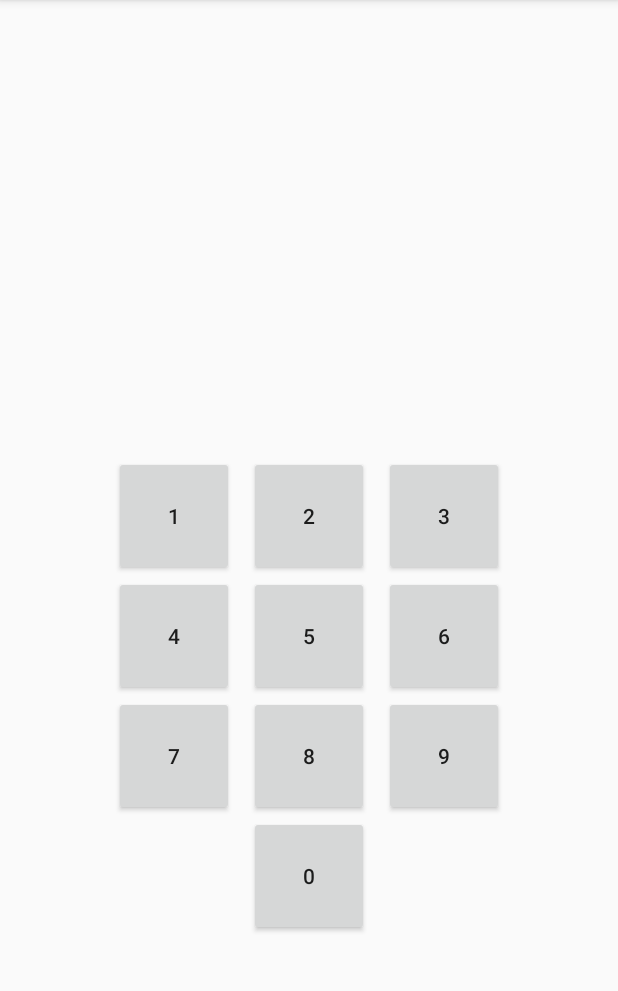
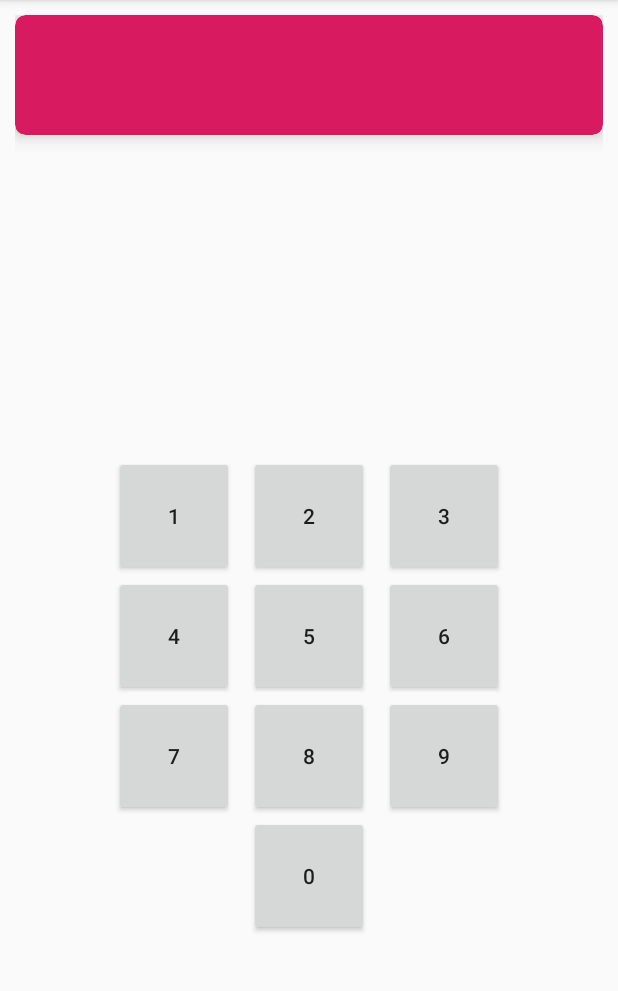
Before and after one commit to jeancsanchez/Calculadoras, an Android app: the screen it shows after launch (MainActivity), on a phone screen of 412 x 824 dp, the part 84-1075 px from its top. Run offline under Robolectric (Android 15) with nearby library versions, the phone set to English and light mode, and no system bars.

Commit message:
Adicionando card de resultado.

```diff
--- a/app/src/main/res/layout/content_main.xml
+++ b/app/src/main/res/layout/content_main.xml
@@ -8,6 +8,17 @@
     app:layout_behavior="@string/appbar_scrolling_view_behavior"
     tools:context=".MainActivity"
     tools:showIn="@layout/app_bar_main">
+
+    <android.support.v7.widget.CardView
+        android:id="@+id/txtResultado"
+        android:layout_width="match_parent"
+        android:layout_height="80dp"
+        app:cardBackgroundColor="@color/colorAccent"
+        app:cardCornerRadius="7dp"
+        app:cardElevation="7dp"
+        app:layout_constraintEnd_toEndOf="parent"
+        app:layout_constraintStart_toStartOf="parent"
+        app:layout_constraintTop_toTopOf="parent" />
 
     <Button
         android:id="@+id/btnUm"
```
